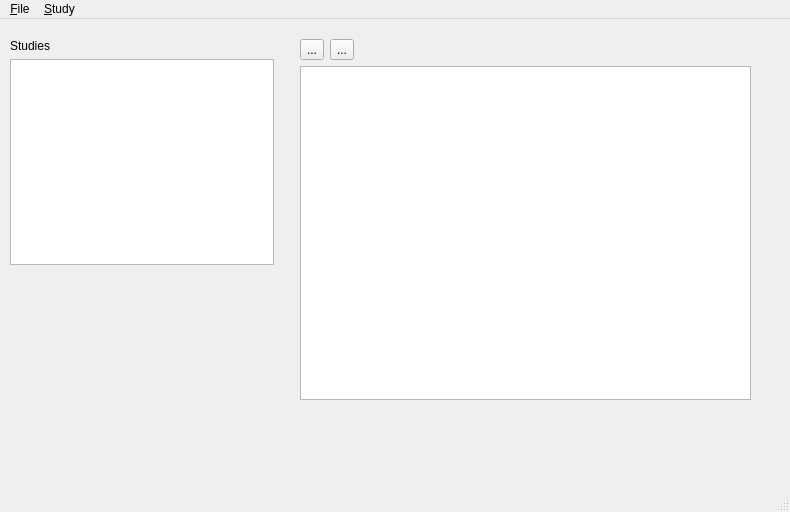
Before: the Qt Designer form mainwindow.ui in josebur/UMSL, drawn with Qt 5.
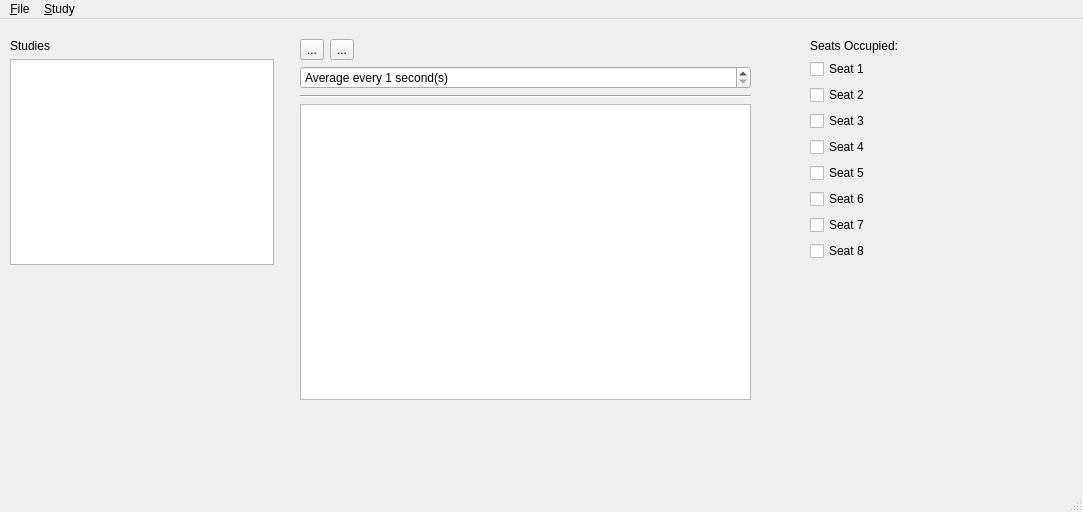
After: the same form once the commit is applied. Icons and pictures are not drawn. Custom widgets are drawn as their Qt base class.

Commit message:
Added the Averaging Interval and Seats UI and read/writeSettings() for those widgets.
Now just need to move polling out of the study scene objects and start on the Seats class with is where I think the Phidgets code is going to live.

Patch:
```diff
--- a/mainwindow.ui
+++ b/mainwindow.ui
@@ -6,7 +6,7 @@
    <rect>
     <x>0</x>
     <y>0</y>
-    <width>790</width>
+    <width>1083</width>
     <height>512</height>
    </rect>
   </property>
@@ -100,19 +100,127 @@
        </item>
       </layout>
      </item>
+     <item>
+      <widget class="QSpinBox" name="averageSpinBox">
+       <property name="suffix">
+        <string> second(s)</string>
+       </property>
+       <property name="prefix">
+        <string>Average every </string>
+       </property>
+       <property name="minimum">
+        <number>1</number>
+       </property>
+      </widget>
+     </item>
+     <item>
+      <widget class="Line" name="line">
+       <property name="orientation">
+        <enum>Qt::Horizontal</enum>
+       </property>
+      </widget>
+     </item>
      <item>
       <widget class="QTextEdit" name="dataView"/>
      </item>
     </layout>
    </widget>
+   <widget class="QWidget" name="studyOptionsWidget" native="true">
+    <property name="geometry">
+     <rect>
+      <x>810</x>
+      <y>20</y>
+      <width>231</width>
+      <height>260</height>
+     </rect>
+    </property>
+    <layout class="QVBoxLayout" name="verticalLayout_3">
+     <item>
+      <widget class="QLabel" name="label_2">
+       <property name="text">
+        <string>Seats Occupied:</string>
+       </property>
+      </widget>
+     </item>
+     <item>
+      <widget class="QCheckBox" name="seat1">
+       <property name="text">
+        <string>Seat 1</string>
+       </property>
+      </widget>
+     </item>
+     <item>
+      <widget class="QCheckBox" name="seat2">
+       <property name="text">
+        <string>Seat 2</string>
+       </property>
+      </widget>
+     </item>
+     <item>
+      <widget class="QCheckBox" name="seat3">
+       <property name="text">
+        <string>Seat 3</string>
+       </property>
+      </widget>
+     </item>
+     <item>
+      <widget class="QCheckBox" name="seat4">
+       <property name="text">
+        <string>Seat 4</string>
+       </property>
+      </widget>
+     </item>
+     <item>
+      <widget class="QCheckBox" name="seat5">
+       <property name="text">
+        <string>Seat 5</string>
+       </property>
+      </widget>
+     </item>
+     <item>
+      <widget class="QCheckBox" name="seat6">
+       <property name="text">
+        <string>Seat 6</string>
+       </property>
+      </widget>
+     </item>
+     <item>
+      <widget class="QCheckBox" name="seat7">
+       <property name="text">
+        <string>Seat 7</string>
+       </property>
+      </widget>
+     </item>
+     <item>
+      <widget class="QCheckBox" name="seat8">
+       <property name="text">
+        <string>Seat 8</string>
+       </property>
+      </widget>
+     </item>
+     <item>
+      <spacer name="verticalSpacer">
+       <property name="orientation">
+        <enum>Qt::Vertical</enum>
+       </property>
+       <property name="sizeHint" stdset="0">
+        <size>
+         <width>20</width>
+         <height>40</height>
+        </size>
+       </property>
+      </spacer>
+     </item>
+    </layout>
+   </widget>
   </widget>
   <widget class="QMenuBar" name="menubar">
    <property name="geometry">
     <rect>
      <x>0</x>
      <y>0</y>
-     <width>790</width>
-     <height>28</height>
+     <width>1083</width>
+     <height>23</height>
     </rect>
    </property>
    <widget class="QMenu" name="menuFile">
```
Left out of the diff: 10 changed lines with no effect on the pictures. The commit also changes 3 other files.
